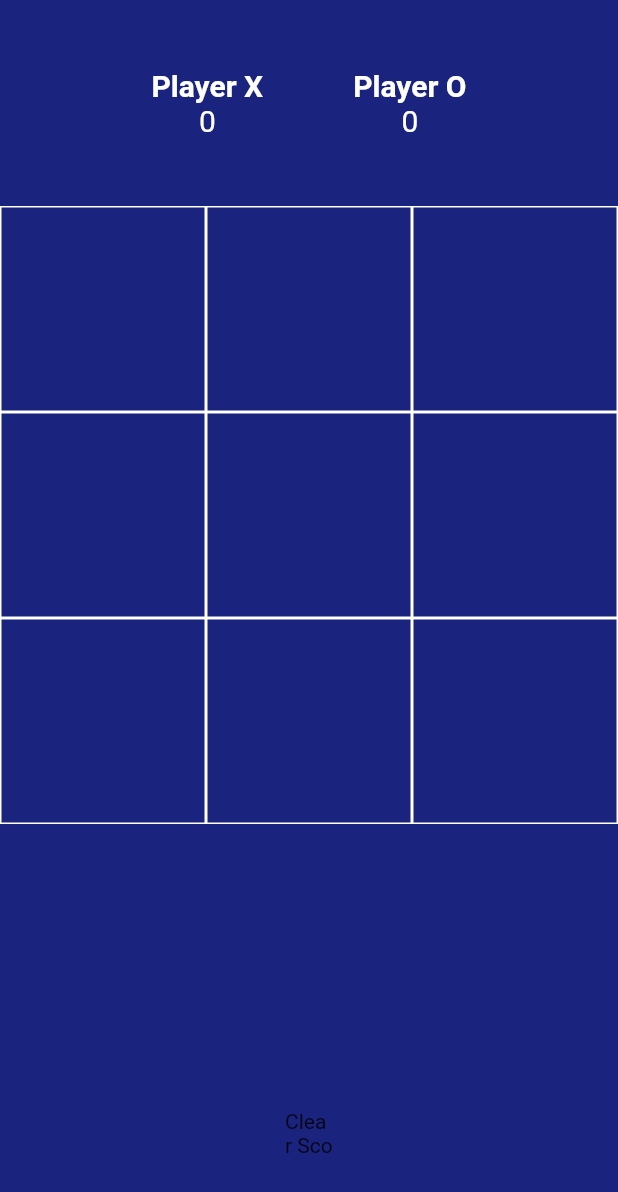
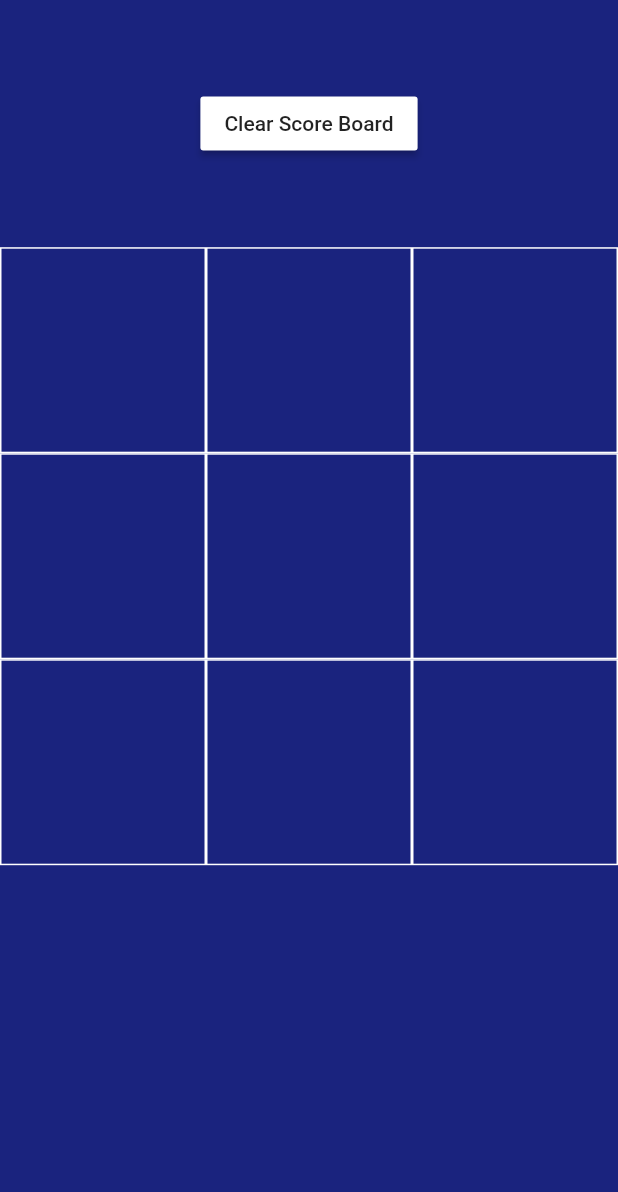
Before and after one commit to abdiaziiz-Arrale/Tic-Tac-Tok-App, a Flutter app: the HomeScreen screen opened directly, on a phone screen of 412 x 824 dp. Shown: the top 1192 px of the screen. Run offline on Flutter 3.47's test engine with Material 2 defaults, Android fonts, the phone set to English and light mode, and no system bars; our stand-ins replace get.

Commit message:
adding last commit

```diff
--- a/lib/HomeScreen.dart
+++ b/lib/HomeScreen.dart
@@ -11,8 +11,7 @@ class _HomeScreenState extends State<HomeScreen> {
 
   // 1st player is O
   List<String> displayElement = ['', '', '', '', '', '', '', '', ''];
-  int oScore = 0;
-  int xScore = 0;
+
   int filledBoxes = 0;
 
   @override
@@ -20,50 +19,20 @@ class _HomeScreenState extends State<HomeScreen> {
     return Scaffold(
       backgroundColor: Colors.indigo[900],
       body: Column(
-        children: <Widget>[
+        children: [
           Expanded(
               child: Container(
                 child: Row(
                   mainAxisAlignment: MainAxisAlignment.center,
                   children: <Widget>[
-                  Padding(
-                    padding: const EdgeInsets.all(30.0),
-                    child: Column(
-                      mainAxisAlignment: MainAxisAlignment.center,
-                      children: <Widget>[
-                        Text(
-                          'Player X',
-                          style: TextStyle(fontSize: 20,
-                              fontWeight: FontWeight.bold,
-                              color: Colors.white),
-                        ),
-                        Text(
-                          xScore.toString(),
-                          style: TextStyle(fontSize: 20,color: Colors.white),
+                    MaterialButton(
+                      color: Colors.white,
+                      onPressed: _clearScoreBoard,
+                      child: Text("Clear Score Board"),
                     ),
                   ],
                 ),
-                  ),
-                  Padding(
-                    padding: const EdgeInsets.all(30.0),
-                    child: Column(
-                      mainAxisAlignment: MainAxisAlignment.center,
-                      children: <Widget>[
-                        Text('Player O', style: TextStyle(fontSize: 20,
-                            fontWeight: FontWeight.bold,
-                            color: Colors.white)
-                        ),
-                        Text(
-                          oScore.toString(),
-                          style: TextStyle(fontSize: 20,color: Colors.white),
-                        ),
-                      ],
-                    ),
-                  ),
-                ],
-              ),
-            ),
-          ),
+              )),
           Expanded(
             flex: 4,
             child: GridView.builder(
@@ -88,20 +57,7 @@ class _HomeScreenState extends State<HomeScreen> {
                   );
                 }),
           ),
-          Expanded(
-              child: Container(
-                child: Row(
-                  mainAxisAlignment: MainAxisAlignment.center,
-                  children: <Widget>[
-                    IconButton(
-                      color: Colors.indigo[50],
 
-                      onPressed: _clearScoreBoard,
-                      icon: Text("Clear Score Board"),
-                    ),
-                  ],
-                ),
-              ))
         ],
       ),
     );
@@ -193,11 +149,7 @@ class _HomeScreenState extends State<HomeScreen> {
           );
         });
 
-    if (winner == 'O') {
-      oScore++;
-    } else if (winner == 'X') {
-      xScore++;
-    }
+
   }
 
   void _showDrawDialog() {
@@ -214,7 +166,13 @@ class _HomeScreenState extends State<HomeScreen> {
                   _clearBoard();
                   Navigator.of(context).pop();
                 },
-              )
+
+              ),
+              MaterialButton(
+                color: Colors.white,
+                onPressed: _clearScoreBoard,
+                child: Text("Clear Score Board"),
+              ),
             ],
           );
         });
@@ -232,8 +190,7 @@ class _HomeScreenState extends State<HomeScreen> {
 
   void _clearScoreBoard() {
     setState(() {
-      xScore = 0;
-      oScore = 0;
+
       for (int i = 0; i < 9; i++) {
         displayElement[i] = '';
       }
```
Also changed, not shown: lib/StartScreen.dart (added, +45 -0 lines), lib/main.dart (+5 -2 lines), pubspec.yaml (+3 -29 lines), assets/image.png (added), pubspec.lock. Lines whose indentation alone changed are shown as unchanged.
